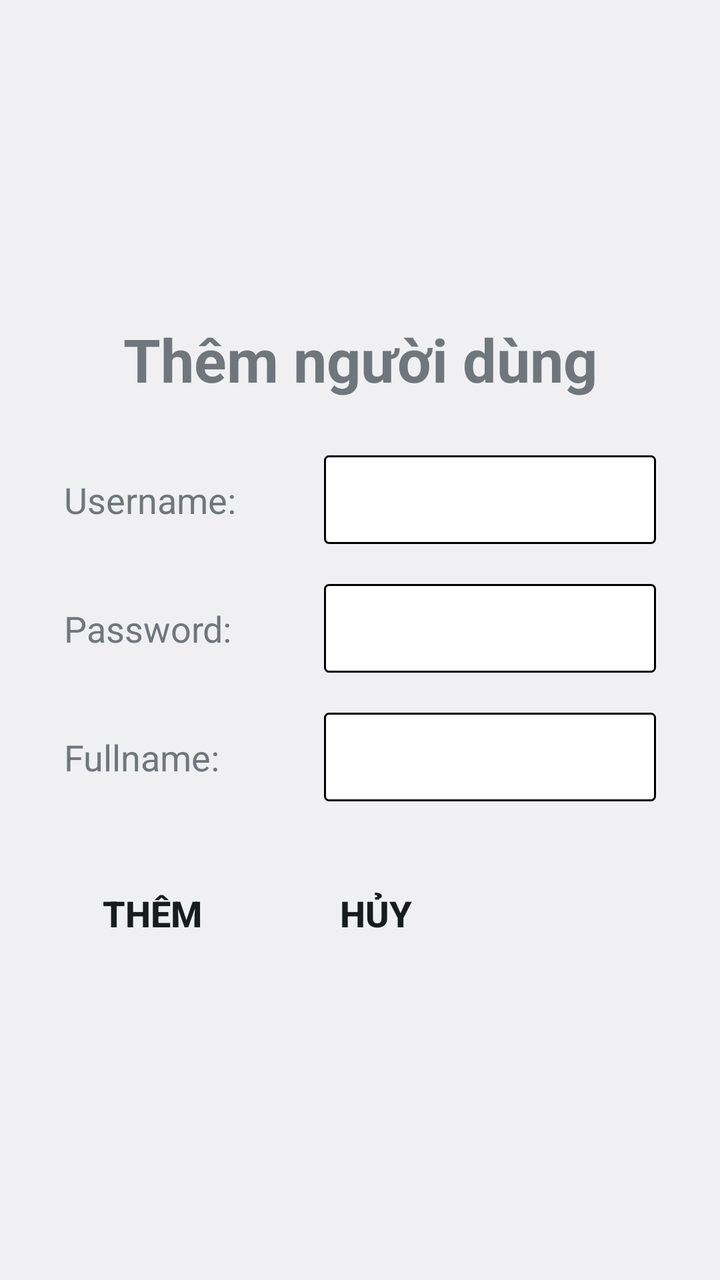
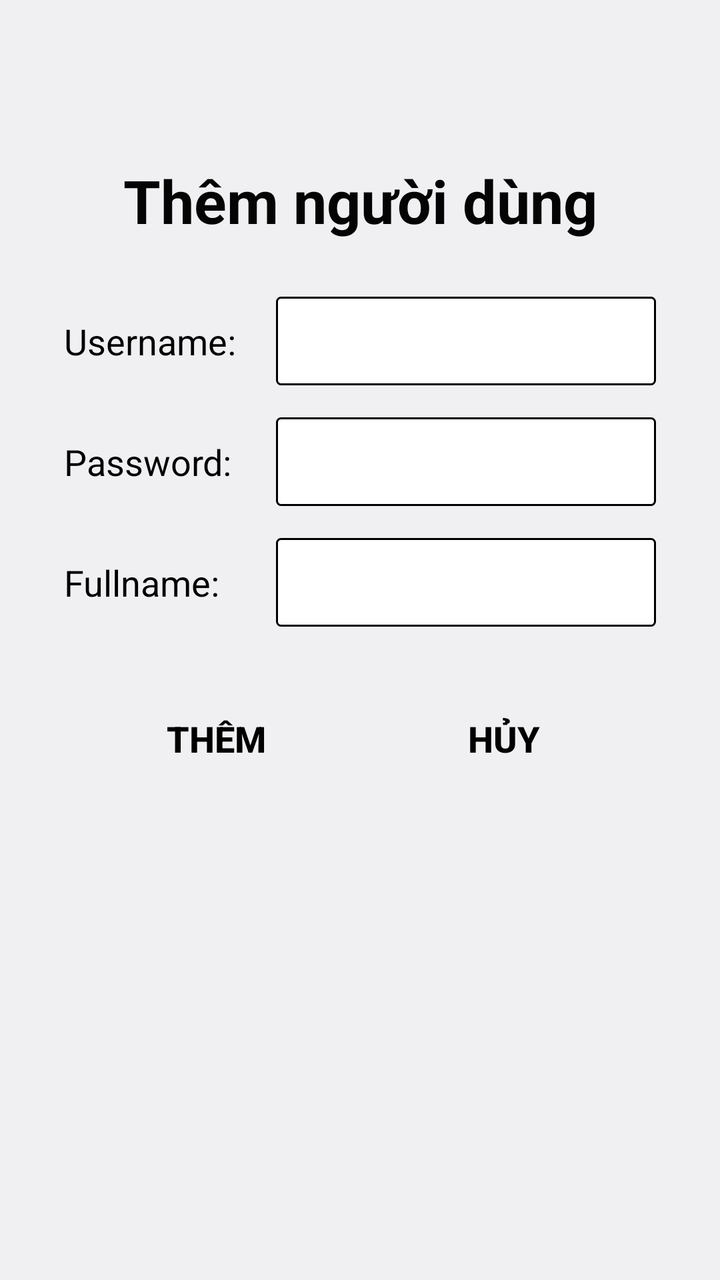

An Android layout rendered at two revisions. The XML below is the earlier revision; the diff shows what the commit changed to produce the second picture.
<!-- AndroidManifest.xml: application theme Theme.LoginApp -->
<!-- res/layout/adduser.xml -->
<?xml version="1.0" encoding="utf-8"?>
<LinearLayout xmlns:android="http://schemas.android.com/apk/res/android"
    android:layout_width="match_parent"
    android:layout_height="match_parent"
    android:orientation="vertical"
    android:gravity="center_vertical"
    android:padding="32dp">

    <TextView
        android:id="@+id/lblTitle"
        android:layout_width="match_parent"
        android:layout_height="wrap_content"
        android:gravity="center"
        android:text="Thêm người dùng"
        android:textSize="30sp"
        android:textStyle="bold"
        android:layout_marginBottom="28dp" />

    <LinearLayout
        android:layout_width="match_parent"
        android:layout_height="wrap_content"
        android:orientation="horizontal"
        android:gravity="center_vertical"
        android:layout_marginBottom="20dp">

        <TextView
            android:id="@+id/lblUN"
            android:layout_width="130dp"
            android:layout_height="wrap_content"
            android:textSize="18sp"
            android:text="Username:" />

        <EditText
            android:id="@+id/txtUN"
            android:layout_width="match_parent"
            android:layout_height="wrap_content"
            android:background="@drawable/bg_input"
            android:padding="10dp"
            android:textSize="18sp"
            android:inputType="text" />
    </LinearLayout>

    <LinearLayout
        android:layout_width="match_parent"
        android:layout_height="wrap_content"
        android:orientation="horizontal"
        android:gravity="center_vertical"
        android:layout_marginBottom="20dp">

        <TextView
            android:id="@+id/lblPW"
            android:layout_width="130dp"
            android:layout_height="wrap_content"
            android:textSize="18sp"
            android:text="Password:" />

        <EditText
            android:id="@+id/txtPW"
            android:layout_width="match_parent"
            android:layout_height="wrap_content"
            android:background="@drawable/bg_input"
            android:padding="10dp"
            android:textSize="18sp"
            android:inputType="textPassword" />
    </LinearLayout>

    <LinearLayout
        android:layout_width="match_parent"
        android:layout_height="wrap_content"
        android:orientation="horizontal"
        android:gravity="center_vertical"
        android:layout_marginBottom="32dp">

        <TextView
            android:id="@+id/lblName"
            android:layout_width="130dp"
            android:layout_height="wrap_content"
            android:textSize="18sp"
            android:text="Fullname:" />

        <EditText
            android:id="@+id/txtName"
            android:layout_width="match_parent"
            android:layout_height="wrap_content"
            android:background="@drawable/bg_input"
            android:padding="10dp"
            android:textSize="18sp"
            android:inputType="textPersonName" />
    </LinearLayout>

    <LinearLayout
        android:layout_width="wrap_content"
        android:layout_height="wrap_content"
        android:orientation="horizontal">

        <Button
            android:id="@+id/btnAdd"
            android:layout_width="wrap_content"
            android:layout_height="wrap_content"
            android:background="@android:color/transparent"
            android:textSize="18sp"
            android:textStyle="bold"
            android:text="Thêm" />

        <Button
            android:id="@+id/btnCancel"
            android:layout_width="wrap_content"
            android:layout_height="wrap_content"
            android:layout_marginStart="24dp"
            android:background="@android:color/transparent"
            android:textSize="18sp"
            android:textStyle="bold"
            android:text="Hủy" />
    </LinearLayout>

</LinearLayout>
<!-- resources referenced by this layout -->
<resources>
  <!-- drawable bg_input (drawable) -->
  <?xml version="1.0" encoding="utf-8"?>
  <shape xmlns:android="http://schemas.android.com/apk/res/android"
      android:shape="rectangle">
      <solid android:color="@color/white" />
      <corners android:radius="2dp" />
      <stroke
          android:width="1dp"
          android:color="@color/black" />
  </shape>
  <style name="Theme.LoginApp" parent="@android:style/Theme.DeviceDefault.Light.NoActionBar">
          <item name="android:windowOptOutEdgeToEdgeEnforcement">true</item>
      </style>
  <color name="white">#FFFFFFFF</color>
  <color name="black">#FF000000</color>
</resources>

<!-- the commit's change to res/layout/adduser.xml (unified diff, before → after) -->
@@ -1,116 +1,124 @@
 <?xml version="1.0" encoding="utf-8"?>
-<LinearLayout xmlns:android="http://schemas.android.com/apk/res/android"
+<androidx.constraintlayout.widget.ConstraintLayout xmlns:android="http://schemas.android.com/apk/res/android"
+    xmlns:app="http://schemas.android.com/apk/res-auto"
     android:layout_width="match_parent"
     android:layout_height="match_parent"
-    android:orientation="vertical"
-    android:gravity="center_vertical"
     android:padding="32dp">
 
     <TextView
         android:id="@+id/lblTitle"
-        android:layout_width="match_parent"
+        android:layout_width="0dp"
         android:layout_height="wrap_content"
+        android:layout_marginTop="48dp"
         android:gravity="center"
         android:text="Thêm người dùng"
+        android:textColor="#040404"
         android:textSize="30sp"
         android:textStyle="bold"
-        android:layout_marginBottom="28dp" />
+        app:layout_constraintEnd_toEndOf="parent"
+        app:layout_constraintStart_toStartOf="parent"
+        app:layout_constraintTop_toTopOf="parent" />
 
-    <LinearLayout
-        android:layout_width="match_parent"
+    <TextView
+        android:id="@+id/lblUN"
+        android:layout_width="90dp"
         android:layout_height="wrap_content"
-        android:orientation="horizontal"
-        android:gravity="center_vertical"
-        android:layout_marginBottom="20dp">
+        android:text="Username:"
+        android:textColor="#000000"
+        android:textSize="18sp"
+        app:layout_constraintBaseline_toBaselineOf="@+id/txtUN"
+        app:layout_constraintStart_toStartOf="parent" />
 
-        <TextView
-            android:id="@+id/lblUN"
-            android:layout_width="130dp"
-            android:layout_height="wrap_content"
-            android:textSize="18sp"
-            android:text="Username:" />
+    <EditText
+        android:id="@+id/txtUN"
+        android:layout_width="0dp"
+        android:layout_height="wrap_content"
+        android:layout_marginStart="16dp"
+        android:layout_marginTop="28dp"
+        android:background="@drawable/bg_input"
+        android:inputType="text"
+        android:padding="10dp"
+        android:textSize="18sp"
+        app:layout_constraintEnd_toEndOf="parent"
+        app:layout_constraintStart_toEndOf="@+id/lblUN"
+        app:layout_constraintTop_toBottomOf="@+id/lblTitle" />
 
-        <EditText
-            android:id="@+id/txtUN"
-            android:layout_width="match_parent"
-            android:layout_height="wrap_content"
-            android:background="@drawable/bg_input"
-            android:padding="10dp"
-            android:textSize="18sp"
-            android:inputType="text" />
-    </LinearLayout>
+    <TextView
+        android:id="@+id/lblPW"
+        android:layout_width="90dp"
+        android:layout_height="wrap_content"
+        android:text="Password:"
+        android:textColor="#000000"
+        android:textSize="18sp"
+        app:layout_constraintBaseline_toBaselineOf="@+id/txtPW"
+        app:layout_constraintStart_toStartOf="parent" />
 
-    <LinearLayout
-        android:layout_width="match_parent"
+    <EditText
+        android:id="@+id/txtPW"
+        android:layout_width="0dp"
         android:layout_height="wrap_content"
-        android:orientation="horizontal"
-        android:gravity="center_vertical"
-        android:layout_marginBottom="20dp">
+        android:layout_marginStart="16dp"
+        android:layout_marginTop="16dp"
+        android:background="@drawable/bg_input"
+        android:inputType="textPassword"
+        android:padding="10dp"
+        android:textSize="18sp"
+        app:layout_constraintEnd_toEndOf="parent"
+        app:layout_constraintStart_toEndOf="@+id/lblPW"
+        app:layout_constraintTop_toBottomOf="@+id/txtUN" />
 
-        <TextView
-            android:id="@+id/lblPW"
-            android:layout_width="130dp"
-            android:layout_height="wrap_content"
-            android:textSize="18sp"
-            android:text="Password:" />
+    <TextView
+        android:id="@+id/lblName"
+        android:layout_width="90dp"
+        android:layout_height="wrap_content"
+        android:text="Fullname:"
+        android:textColor="#000000"
+        android:textSize="18sp"
+        app:layout_constraintBaseline_toBaselineOf="@+id/txtName"
+        app:layout_constraintStart_toStartOf="parent" />
 
-        <EditText
-            android:id="@+id/txtPW"
-            android:layout_width="match_parent"
-            android:layout_height="wrap_content"
-            android:background="@drawable/bg_input"
-            android:padding="10dp"
-            android:textSize="18sp"
-            android:inputType="textPassword" />
-    </LinearLayout>
+    <EditText
+        android:id="@+id/txtName"
+        android:layout_width="0dp"
+        android:layout_height="wrap_content"
+        android:layout_marginStart="16dp"
+        android:layout_marginTop="16dp"
+        android:background="@drawable/bg_input"
+        android:inputType="textPersonName"
+        android:padding="10dp"
+        android:textSize="18sp"
+        app:layout_constraintEnd_toEndOf="parent"
+        app:layout_constraintStart_toEndOf="@+id/lblName"
+        app:layout_constraintTop_toBottomOf="@+id/txtPW" />
 
-    <LinearLayout
-        android:layout_width="match_parent"
-        android:layout_height="wrap_content"
-        android:orientation="horizontal"
-        android:gravity="center_vertical"
-        android:layout_marginBottom="32dp">
-
-        <TextView
-            android:id="@+id/lblName"
-            android:layout_width="130dp"
-            android:layout_height="wrap_content"
-            android:textSize="18sp"
-            android:text="Fullname:" />
-
-        <EditText
-            android:id="@+id/txtName"
-            android:layout_width="match_parent"
-            android:layout_height="wrap_content"
-            android:background="@drawable/bg_input"
-            android:padding="10dp"
-            android:textSize="18sp"
-            android:inputType="textPersonName" />
-    </LinearLayout>
-
-    <LinearLayout
+    <Button
+        android:id="@+id/btnAdd"
         android:layout_width="wrap_content"
         android:layout_height="wrap_content"
-        android:orientation="horizontal">
+        android:layout_marginTop="32dp"
+        android:background="@android:color/transparent"
+        android:text="Thêm"
+        android:textColor="#000000"
+        android:textSize="18sp"
+        android:textStyle="bold"
+        app:layout_constraintEnd_toStartOf="@+id/btnCancel"
+        app:layout_constraintHorizontal_bias="0.5"
+        app:layout_constraintStart_toStartOf="parent"
+        app:layout_constraintTop_toBottomOf="@+id/txtName" />
 
-        <Button
-            android:id="@+id/btnAdd"
-            android:layout_width="wrap_content"
-            android:layout_height="wrap_content"
-            android:background="@android:color/transparent"
-            android:textSize="18sp"
-            android:textStyle="bold"
-            android:text="Thêm" />
+    <Button
+        android:id="@+id/btnCancel"
+        android:layout_width="wrap_content"
+        android:layout_height="wrap_content"
+        android:layout_marginStart="24dp"
+        android:background="@android:color/transparent"
+        android:text="Hủy"
+        android:textColor="#000000"
+        android:textSize="18sp"
+        android:textStyle="bold"
+        app:layout_constraintBaseline_toBaselineOf="@+id/btnAdd"
+        app:layout_constraintEnd_toEndOf="parent"
+        app:layout_constraintHorizontal_bias="0.5"
+        app:layout_constraintStart_toEndOf="@+id/btnAdd" />
 
-        <Button
-            android:id="@+id/btnCancel"
-            android:layout_width="wrap_content"
-            android:layout_height="wrap_content"
-            android:layout_marginStart="24dp"
-            android:background="@android:color/transparent"
-            android:textSize="18sp"
-            android:textStyle="bold"
-            android:text="Hủy" />
-    </LinearLayout>
-
-</LinearLayout>
+</androidx.constraintlayout.widget.ConstraintLayout>
